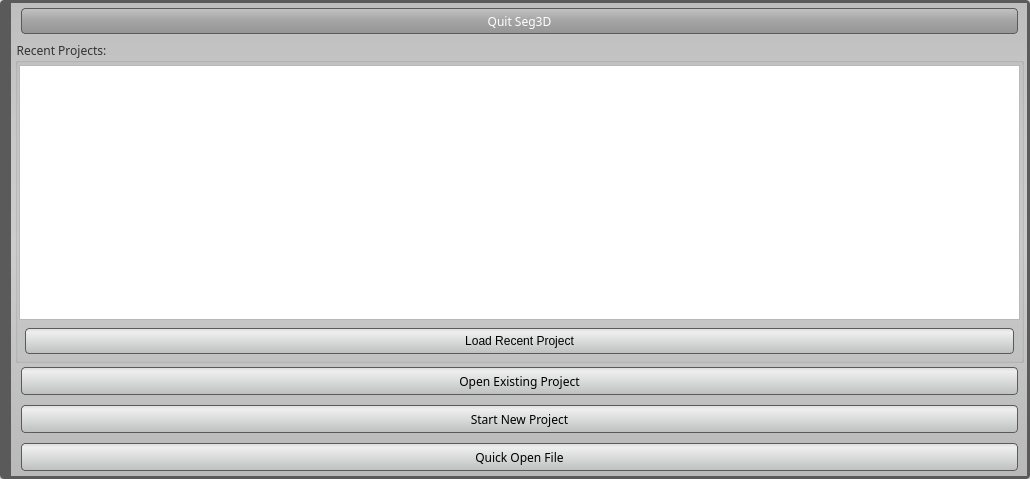
Qt form src/Interface/Application/SplashScreen.ui (jessdtate/Seg3D) before a commit.
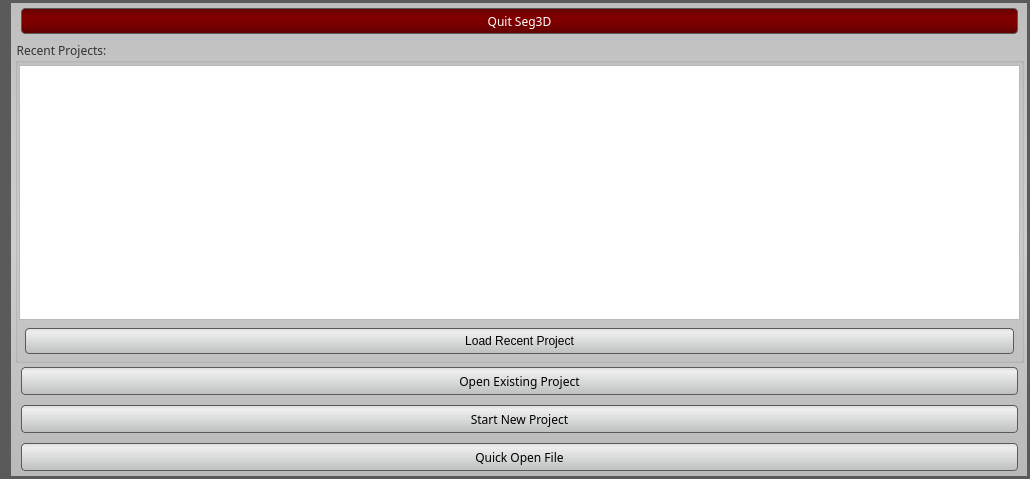
The same form after that commit. Icons and pictures are not drawn.

Patch:
```diff
--- a/src/Interface/Application/SplashScreen.ui
+++ b/src/Interface/Application/SplashScreen.ui
@@ -33,7 +33,6 @@
   </property>
   <property name="styleSheet">
    <string notr="true">QDialog#SplashScreen {
-	border_radius: 4px;
 	background-color: qlineargradient(spread:pad, x1:0.5, y1:0, x2:0.5, y2:0.960227, stop:0 rgba(221, 221, 221, 255), stop:0.155779 rgba(228, 228, 228, 255), stop:1 rgba(202, 204, 204, 255));
 }
 
@@ -61,7 +60,11 @@
 }
 
 QPushButton#quit_seg3d_button_{
-	background-color: qlineargradient(spread:pad, x1:0.5, y1:0, x2:0.5, y2:0.960227, stop:0 rgba(195, 195, 195, 255), stop:0.497512 rgba(165, 165, 165, 255), stop:1 rgba(150, 150, 150, 255));
+	/*background-color: qlineargradient(spread:pad, x1:0.5, y1:0, x2:0.5, y2:0.960227, stop:0 rgba(195, 195, 195, 255), stop:0.497512 rgba(165, 165, 165, 255), stop:1 rgba(150, 150, 150, 255));*/
+
+	
+	background-color: qlineargradient(spread:pad, x1:0.5, y1:0, x2:0.5, y2:1, stop:0 rgba(98, 0, 0, 255), stop:0.299435 rgba(128, 0, 0, 255), stop:0.491525 rgba(128, 0, 0, 255), stop:1 rgba(98, 0, 0, 255));
+
 	border-radius: 4px;
 	border: 1px solid rgb(90, 90, 90);
 	margin:4px;
@@ -93,7 +96,6 @@
 
 QWidget#base_{
 	background-color: rgb(90,90,90);
-	border-radius: 4px;
 }
 
 QWidget#widget{
```
Left out of the diff: 8 changed lines with no effect on the pictures.
